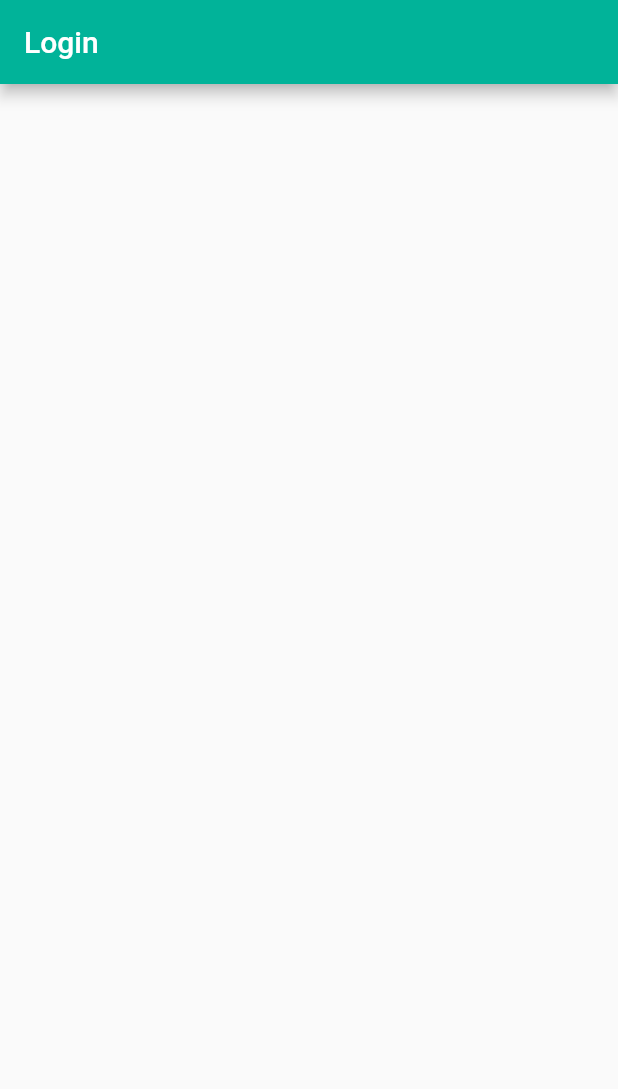
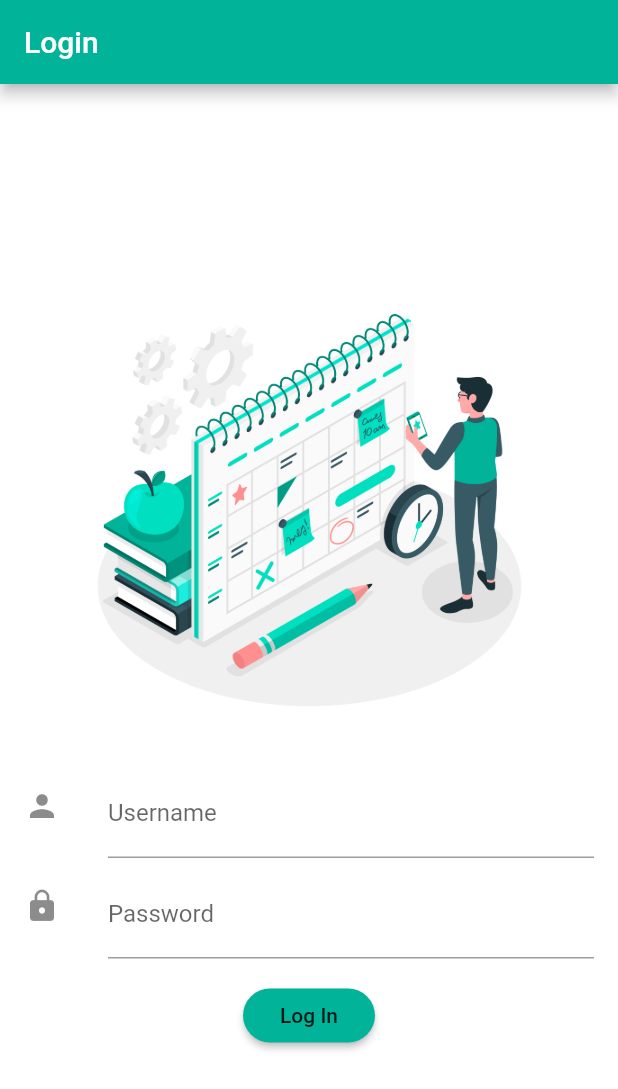
Before and after one commit to CYBERNAUTS-IIITU/scheduler-mobile, a Flutter app: the screen it shows after launch, on a phone screen of 412 x 824 dp. Shown: the top 1089 px of the screen. Run offline on Flutter 3.47's test engine with Material 2 defaults, Android fonts, the phone set to English and light mode, and no system bars.

Commit message:
UI updated

```diff
--- a/lib/main.dart
+++ b/lib/main.dart
@@ -10,13 +10,70 @@ class LoginScreen extends StatelessWidget {
       title: "Login",
       debugShowCheckedModeBanner: false,
       home: Scaffold(
+        backgroundColor: Colors.white,
         appBar: AppBar(
           title: Text("Login"),
           backgroundColor: clr1,
         ),
 
-        body: Container(
+        body: Center(
+          child: SingleChildScrollView(
+            child: Column(
+              mainAxisAlignment: MainAxisAlignment.start,
+              crossAxisAlignment: CrossAxisAlignment.center,
+              children: <Widget>[
+                Padding(
+                  padding: EdgeInsets.all(20.0),
+                  child: Image.asset("images/timetable.jpg",
+                  height: 300,
+                  width: 300,),
+                  ),
 
+                ListTile(
+                  leading: Icon(Icons.person),
+                  title: TextFormField(
+                    validator: (input){
+                      if(input.isEmpty)
+                      {
+                        return "Invalid Username";
+                      }
+                    },
+                    decoration: InputDecoration(
+                      labelText: "Username",
+                    ),
+                  ),
+                ),
+
+                ListTile(
+                  leading: Icon(Icons.lock),
+                  title: TextFormField(
+                    validator: (input){
+                      if(input.isEmpty)
+                      {
+                        return "Invalid Password";
+                      }
+                    },
+                    decoration: InputDecoration(
+                      labelText: "Password",
+                    ),
+                  ),
+                ),
+
+                Padding(
+                  padding: EdgeInsets.all(10.0),
+                  child: RaisedButton(
+                    child: Text("  Log In  "),
+                    onPressed:(){},
+                    shape: RoundedRectangleBorder(
+                      borderRadius: BorderRadius.circular(20.0),
+                    ),
+                    color: clr1,
+
+                  ),
+                )
+              ],
+            ),
+          ),
         ),
         ),
     );
--- a/pubspec.yaml
+++ b/pubspec.yaml
@@ -45,9 +45,9 @@ flutter:
   uses-material-design: true
 
   # To add assets to your application, add an assets section, like this:
-  # assets:
-  #   - images/a_dot_burr.jpeg
-  #   - images/a_dot_ham.jpeg
+  assets:
+    - images/timetable.jpg
+
 
   # An image asset can refer to one or more resolution-specific "variants", see
   # https://flutter.dev/assets-and-images/#resolution-aware.
```
Also changed, not shown: images/timetable.jpg (added).
